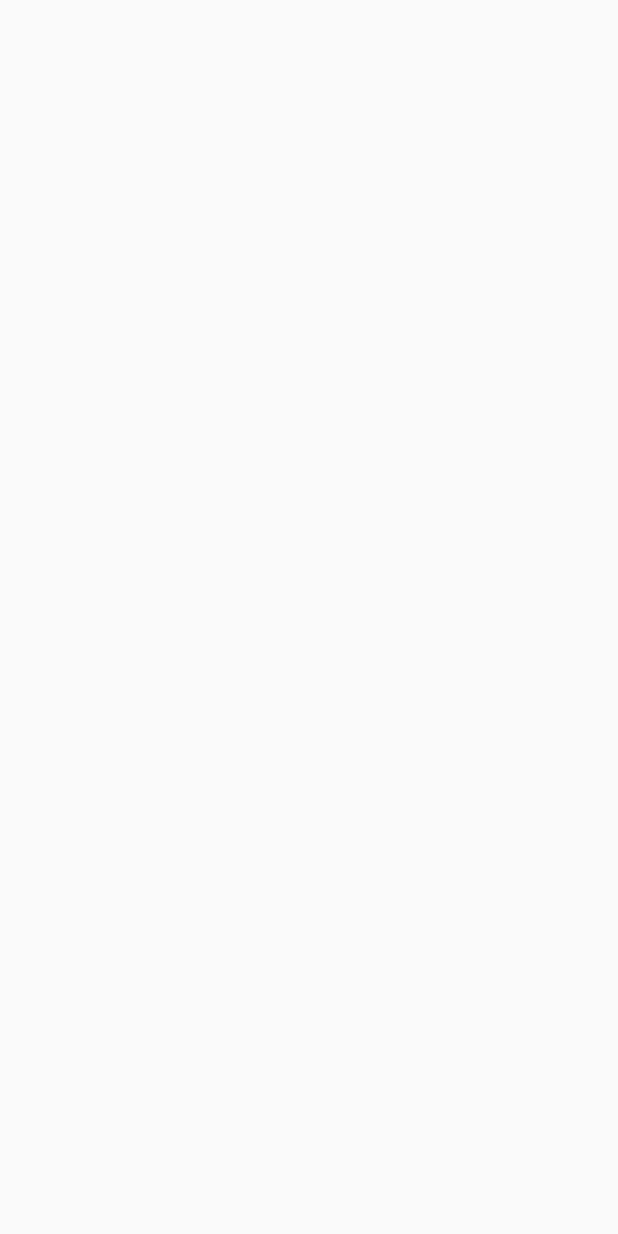
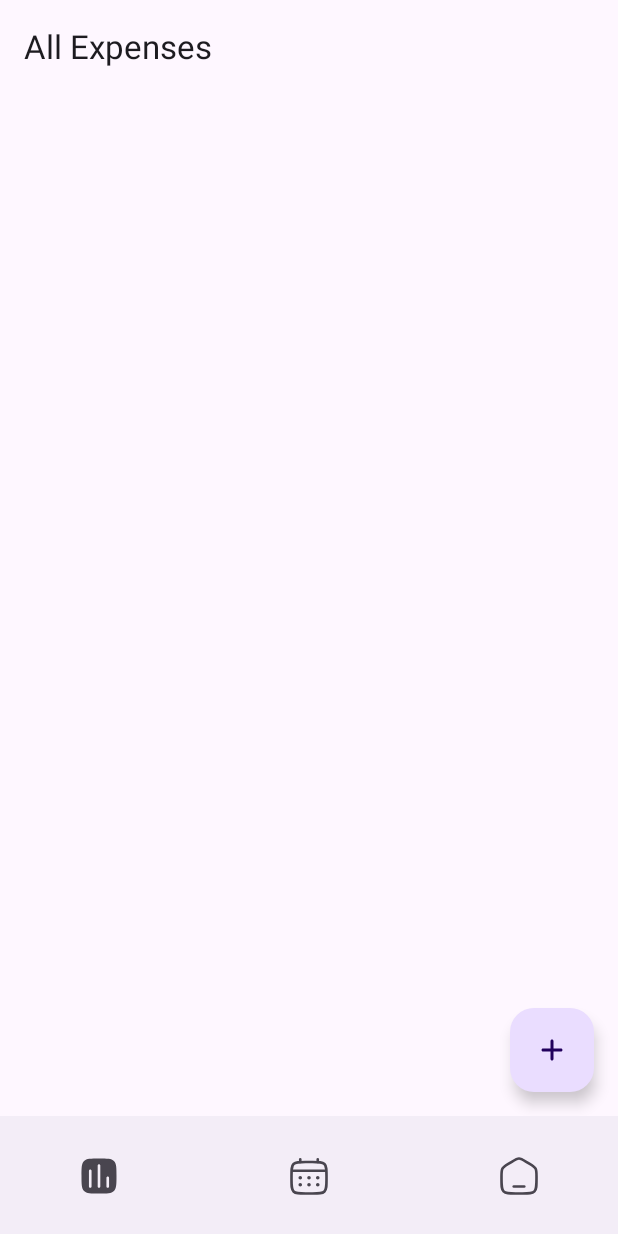
Before and after one commit to prateekthakur272/Spendo, an Android app built with Jetpack Compose: the screen it shows after launch (MainActivity), on a phone screen of 412 x 824 dp. Before the commit the screen is empty. Run offline under Robolectric (Android 15) with nearby library versions, the phone set to English and light mode, and no system bars; our stand-ins replace Room's generated code, Timber.

Commit message:
adds nav

```diff
--- a/app/build.gradle.kts
+++ b/app/build.gradle.kts
@@ -54,6 +54,7 @@ dependencies {
 
     // Room
     implementation(libs.androidx.room.runtime)
+    implementation(libs.androidx.navigation.compose)
     ksp(libs.androidx.room.compiler)
     implementation(libs.androidx.room.ktx)
     // Koin
--- a/app/src/main/java/dev/prateekthakur/spendo/MainActivity.kt
+++ b/app/src/main/java/dev/prateekthakur/spendo/MainActivity.kt
@@ -4,13 +4,14 @@ import android.os.Bundle
 import androidx.activity.ComponentActivity
 import androidx.activity.compose.setContent
 import androidx.activity.enableEdgeToEdge
+import dev.prateekthakur.spendo.presentation.screens.MainScreen
 
 class MainActivity : ComponentActivity() {
     override fun onCreate(savedInstanceState: Bundle?) {
         super.onCreate(savedInstanceState)
         enableEdgeToEdge()
         setContent {
-
+            MainScreen()
         }
     }
 }
--- /dev/null
+++ b/app/src/main/java/dev/prateekthakur/spendo/presentation/screens/MainScreen.kt
@@ -0,0 +1,82 @@
+package dev.prateekthakur.spendo.presentation.screens
+
+import androidx.compose.foundation.layout.padding
+import androidx.compose.foundation.layout.size
+import androidx.compose.material3.Icon
+import androidx.compose.material3.NavigationBar
+import androidx.compose.material3.NavigationBarItem
+import androidx.compose.material3.Scaffold
+import androidx.compose.runtime.Composable
+import androidx.compose.runtime.getValue
+import androidx.compose.ui.Modifier
+import androidx.compose.ui.res.painterResource
+import androidx.compose.ui.unit.dp
+import androidx.navigation.NavGraph.Companion.findStartDestination
+import androidx.navigation.compose.NavHost
+import androidx.navigation.compose.composable
+import androidx.navigation.compose.currentBackStackEntryAsState
+import androidx.navigation.compose.rememberNavController
+import dev.prateekthakur.spendo.R
+import org.koin.androidx.compose.koinViewModel
+
+enum class MainScreenDestinations(
+    val label: String,
+    val icon: Int,
+    val selectedIcon: Int,
+    val route: String
+) {
+    OVERVIEW("Overview", R.drawable.chart_, R.drawable.chart_filled, "/overview"),
+    CALENDAR("Calendar", R.drawable.calendar, R.drawable.calendar_filled, "/calendar"),
+    HOME("Home", R.drawable.home, R.drawable.home_filled, "/home"),
+}
+
+@Composable
+fun MainScreen(modifier: Modifier = Modifier) {
+    val navController = rememberNavController()
+    val backStackEntry by navController.currentBackStackEntryAsState()
+    val currentRoute = backStackEntry?.destination?.route
+
+    Scaffold(
+        bottomBar = {
+            NavigationBar(tonalElevation = 0.dp) {
+                MainScreenDestinations.entries.forEach { destination ->
+                    val selected = currentRoute == destination.route
+                    NavigationBarItem(
+                        selected = false,
+                        onClick = {
+                            navController.navigate(destination.route) {
+                                popUpTo(navController.graph.findStartDestination().id) {
+                                    saveState = true
+                                }
+                                launchSingleTop = true
+                                restoreState = true
+                            }
+                        },
+                        icon = {
+                            Icon(
+                                painter = painterResource(
+                                    id = if (selected) destination.selectedIcon else destination.icon
+                                ),
+                                contentDescription = destination.label,
+                                modifier = Modifier.size(28.dp)
+                            )
+                        },
+                        label = null
+                    )
+                }
+            }
+        }
+    ) { innerPadding ->
+        NavHost(
+            navController = navController,
+            startDestination = MainScreenDestinations.OVERVIEW.route,
+            modifier = modifier.padding(innerPadding)
+        ) {
+            composable(MainScreenDestinations.OVERVIEW.route) {
+                AllExpensesScreen(expenseViewModel = koinViewModel())
+            }
+            composable(MainScreenDestinations.CALENDAR.route) {}
+            composable(MainScreenDestinations.HOME.route) {}
+        }
+    }
+}
--- /dev/null
+++ b/app/src/main/res/drawable/calendar.xml
@@ -0,0 +1,47 @@
+<vector xmlns:android="http://schemas.android.com/apk/res/android"
+    android:width="200dp"
+    android:height="200dp"
+    android:viewportWidth="24"
+    android:viewportHeight="24">
+  <path
+      android:pathData="M2,12C2,8.229 2,6.343 3.172,5.172C4.343,4 6.229,4 10,4H14C17.771,4 19.657,4 20.828,5.172C22,6.343 22,8.229 22,12V14C22,17.771 22,19.657 20.828,20.828C19.657,22 17.771,22 14,22H10C6.229,22 4.343,22 3.172,20.828C2,19.657 2,17.771 2,14V12Z"
+      android:strokeWidth="1.5"
+      android:fillColor="#00000000"
+      android:strokeColor="#000000"/>
+  <path
+      android:pathData="M7,4V2.5"
+      android:strokeWidth="1.5"
+      android:fillColor="#00000000"
+      android:strokeColor="#000000"
+      android:strokeLineCap="round"/>
+  <path
+      android:pathData="M17,4V2.5"
+      android:strokeWidth="1.5"
+      android:fillColor="#00000000"
+      android:strokeColor="#000000"
+      android:strokeLineCap="round"/>
+  <path
+      android:pathData="M2.5,9H21.5"
+      android:strokeWidth="1.5"
+      android:fillColor="#00000000"
+      android:strokeColor="#000000"
+      android:strokeLineCap="round"/>
+  <path
+      android:pathData="M18,17C18,17.552 17.552,18 17,18C16.448,18 16,17.552 16,17C16,16.448 16.448,16 17,16C17.552,16 18,16.448 18,17Z"
+      android:fillColor="#000000"/>
+  <path
+      android:pathData="M18,13C18,13.552 17.552,14 17,14C16.448,14 16,13.552 16,13C16,12.448 16.448,12 17,12C17.552,12 18,12.448 18,13Z"
+      android:fillColor="#000000"/>
+  <path
+      android:pathData="M13,17C13,17.552 12.552,18 12,18C11.448,18 11,17.552 11,17C11,16.448 11.448,16 12,16C12.552,16 13,16.448 13,17Z"
+      android:fillColor="#000000"/>
+  <path
+      android:pathData="M13,13C13,13.552 12.552,14 12,14C11.448,14 11,13.552 11,13C11,12.448 11.448,12 12,12C12.552,12 13,12.448 13,13Z"
+      android:fillColor="#000000"/>
+  <path
+      android:pathData="M8,17C8,17.552 7.552,18 7,18C6.448,18 6,17.552 6,17C6,16.448 6.448,16 7,16C7.552,16 8,16.448 8,17Z"
+      android:fillColor="#000000"/>
+  <path
+      android:pathData="M8,13C8,13.552 7.552,14 7,14C6.448,14 6,13.552 6,13C6,12.448 6.448,12 7,12C7.552,12 8,12.448 8,13Z"
+      android:fillColor="#000000"/>
+</vector>
--- /dev/null
+++ b/app/src/main/res/drawable/calendar_filled.xml
@@ -0,0 +1,13 @@
+<vector xmlns:android="http://schemas.android.com/apk/res/android"
+    android:width="200dp"
+    android:height="200dp"
+    android:viewportWidth="24"
+    android:viewportHeight="24">
+  <path
+      android:pathData="M7.75,2.5C7.75,2.086 7.414,1.75 7,1.75C6.586,1.75 6.25,2.086 6.25,2.5V4.079C4.811,4.195 3.866,4.477 3.172,5.172C2.477,5.866 2.195,6.811 2.079,8.25H21.921C21.806,6.811 21.523,5.866 20.828,5.172C20.134,4.477 19.189,4.195 17.75,4.079V2.5C17.75,2.086 17.414,1.75 17,1.75C16.586,1.75 16.25,2.086 16.25,2.5V4.013C15.585,4 14.839,4 14,4H10C9.161,4 8.415,4 7.75,4.013V2.5Z"
+      android:fillColor="#000000"/>
+  <path
+      android:pathData="M2,12C2,11.161 2,10.415 2.013,9.75H21.987C22,10.415 22,11.161 22,12V14C22,17.771 22,19.657 20.828,20.828C19.657,22 17.771,22 14,22H10C6.229,22 4.343,22 3.172,20.828C2,19.657 2,17.771 2,14V12ZM17,14C17.552,14 18,13.552 18,13C18,12.448 17.552,12 17,12C16.448,12 16,12.448 16,13C16,13.552 16.448,14 17,14ZM17,18C17.552,18 18,17.552 18,17C18,16.448 17.552,16 17,16C16.448,16 16,16.448 16,17C16,17.552 16.448,18 17,18ZM13,13C13,13.552 12.552,14 12,14C11.448,14 11,13.552 11,13C11,12.448 11.448,12 12,12C12.552,12 13,12.448 13,13ZM13,17C13,17.552 12.552,18 12,18C11.448,18 11,17.552 11,17C11,16.448 11.448,16 12,16C12.552,16 13,16.448 13,17ZM7,14C7.552,14 8,13.552 8,13C8,12.448 7.552,12 7,12C6.448,12 6,12.448 6,13C6,13.552 6.448,14 7,14ZM7,18C7.552,18 8,17.552 8,17C8,16.448 7.552,16 7,16C6.448,16 6,16.448 6,17C6,17.552 6.448,18 7,18Z"
+      android:fillColor="#000000"
+      android:fillType="evenOdd"/>
+</vector>
--- /dev/null
+++ b/app/src/main/res/drawable/chart_.xml
@@ -0,0 +1,30 @@
+<vector xmlns:android="http://schemas.android.com/apk/res/android"
+    android:width="200dp"
+    android:height="200dp"
+    android:viewportWidth="24"
+    android:viewportHeight="24">
+  <path
+      android:pathData="M2,12C2,7.286 2,4.929 3.464,3.464C4.929,2 7.286,2 12,2C16.714,2 19.071,2 20.535,3.464C22,4.929 22,7.286 22,12C22,16.714 22,19.071 20.535,20.535C19.071,22 16.714,22 12,22C7.286,22 4.929,22 3.464,20.535C2,19.071 2,16.714 2,12Z"
+      android:strokeWidth="1.5"
+      android:fillColor="#00000000"
+      android:strokeColor="#000000"
+      android:fillAlpha="0.5"/>
+  <path
+      android:pathData="M7,18V9"
+      android:strokeWidth="1.5"
+      android:fillColor="#00000000"
+      android:strokeColor="#000000"
+      android:strokeLineCap="round"/>
+  <path
+      android:pathData="M12,18V6"
+      android:strokeWidth="1.5"
+      android:fillColor="#00000000"
+      android:strokeColor="#000000"
+      android:strokeLineCap="round"/>
+  <path
+      android:pathData="M17,18V13"
+      android:strokeWidth="1.5"
+      android:fillColor="#00000000"
+      android:strokeColor="#000000"
+      android:strokeLineCap="round"/>
+</vector>
--- /dev/null
+++ b/app/src/main/res/drawable/chart_filled.xml
@@ -0,0 +1,10 @@
+<vector xmlns:android="http://schemas.android.com/apk/res/android"
+    android:width="200dp"
+    android:height="200dp"
+    android:viewportWidth="24"
+    android:viewportHeight="24">
+  <path
+      android:pathData="M3.464,3.464C2,4.929 2,7.286 2,12C2,16.714 2,19.071 3.464,20.535C4.929,22 7.286,22 12,22C16.714,22 19.071,22 20.535,20.535C22,19.071 22,16.714 22,12C22,7.286 22,4.929 20.535,3.464C19.071,2 16.714,2 12,2C7.286,2 4.929,2 3.464,3.464ZM17,12.25C17.414,12.25 17.75,12.586 17.75,13V18C17.75,18.414 17.414,18.75 17,18.75C16.586,18.75 16.25,18.414 16.25,18V13C16.25,12.586 16.586,12.25 17,12.25ZM12.75,6C12.75,5.586 12.414,5.25 12,5.25C11.586,5.25 11.25,5.586 11.25,6V18C11.25,18.414 11.586,18.75 12,18.75C12.414,18.75 12.75,18.414 12.75,18V6ZM7,8.25C7.414,8.25 7.75,8.586 7.75,9V18C7.75,18.414 7.414,18.75 7,18.75C6.586,18.75 6.25,18.414 6.25,18V9C6.25,8.586 6.586,8.25 7,8.25Z"
+      android:fillColor="#000000"
+      android:fillType="evenOdd"/>
+</vector>
--- /dev/null
+++ b/app/src/main/res/drawable/home.xml
@@ -0,0 +1,18 @@
+<vector xmlns:android="http://schemas.android.com/apk/res/android"
+    android:width="200dp"
+    android:height="200dp"
+    android:viewportWidth="24"
+    android:viewportHeight="24">
+  <path
+      android:pathData="M2,12.204C2,9.915 2,8.771 2.519,7.823C3.038,6.874 3.987,6.286 5.884,5.108L7.884,3.867C9.889,2.622 10.892,2 12,2C13.108,2 14.111,2.622 16.116,3.867L18.116,5.108C20.013,6.286 20.962,6.874 21.481,7.823C22,8.771 22,9.915 22,12.204V13.725C22,17.626 22,19.576 20.828,20.788C19.657,22 17.771,22 14,22H10C6.229,22 4.343,22 3.172,20.788C2,19.576 2,17.626 2,13.725V12.204Z"
+      android:strokeWidth="1.5"
+      android:fillColor="#00000000"
+      android:strokeColor="#000000"
+      android:fillAlpha="0.5"/>
+  <path
+      android:pathData="M15,18H9"
+      android:strokeWidth="1.5"
+      android:fillColor="#00000000"
+      android:strokeColor="#000000"
+      android:strokeLineCap="round"/>
+</vector>
--- /dev/null
+++ b/app/src/main/res/drawable/home_filled.xml
@@ -0,0 +1,10 @@
+<vector xmlns:android="http://schemas.android.com/apk/res/android"
+    android:width="200dp"
+    android:height="200dp"
+    android:viewportWidth="24"
+    android:viewportHeight="24">
+  <path
+      android:pathData="M2.519,7.823C2,8.771 2,9.915 2,12.204V13.725C2,17.626 2,19.576 3.172,20.788C4.343,22 6.229,22 10,22H14C17.771,22 19.657,22 20.828,20.788C22,19.576 22,17.626 22,13.725V12.204C22,9.915 22,8.771 21.481,7.823C20.962,6.874 20.013,6.286 18.116,5.108L16.116,3.867C14.111,2.622 13.108,2 12,2C10.892,2 9.889,2.622 7.884,3.867L5.884,5.108C3.987,6.286 3.038,6.874 2.519,7.823ZM9,17.25C8.586,17.25 8.25,17.586 8.25,18C8.25,18.414 8.586,18.75 9,18.75H15C15.414,18.75 15.75,18.414 15.75,18C15.75,17.586 15.414,17.25 15,17.25H9Z"
+      android:fillColor="#000000"
+      android:fillType="evenOdd"/>
+</vector>
--- a/gradle/libs.versions.toml
+++ b/gradle/libs.versions.toml
@@ -12,6 +12,7 @@ activityCompose = "1.11.0"
 composeBom = "2024.09.00"
 roomRuntime = "2.8.2"
 timber = "5.0.1"
+navigationCompose = "2.9.5"
 
 [libraries]
 androidx-core-ktx = { group = "androidx.core", name = "core-ktx", version.ref = "coreKtx" }
@@ -34,6 +35,7 @@ androidx-material3 = { group = "androidx.compose.material3", name = "material3"
 koin-android = { module = "io.insert-koin:koin-android", version.ref = "koinAndroid" }
 koin-androidx-compose = { module = "io.insert-koin:koin-androidx-compose", version.ref = "koinAndroidxCompose" }
 timber = { module = "com.jakewharton.timber:timber", version.ref = "timber" }
+androidx-navigation-compose = { group = "androidx.navigation", name = "navigation-compose", version.ref = "navigationCompose" }
 
 [plugins]
 android-application = { id = "com.android.application", version.ref = "agp" }
```
